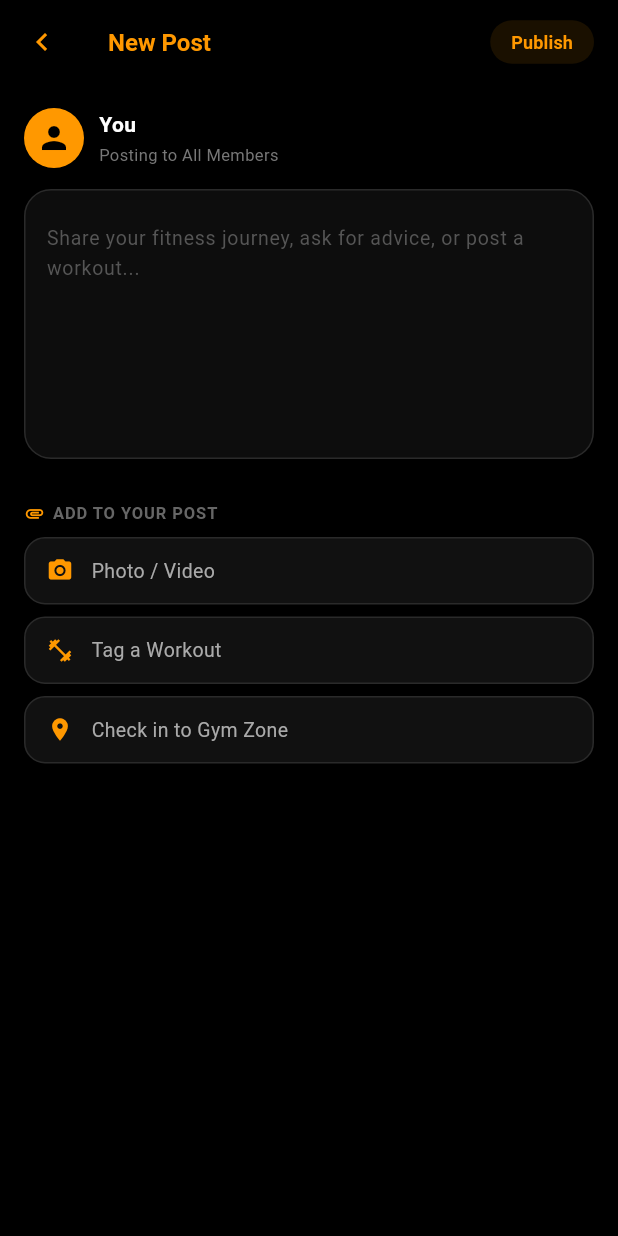
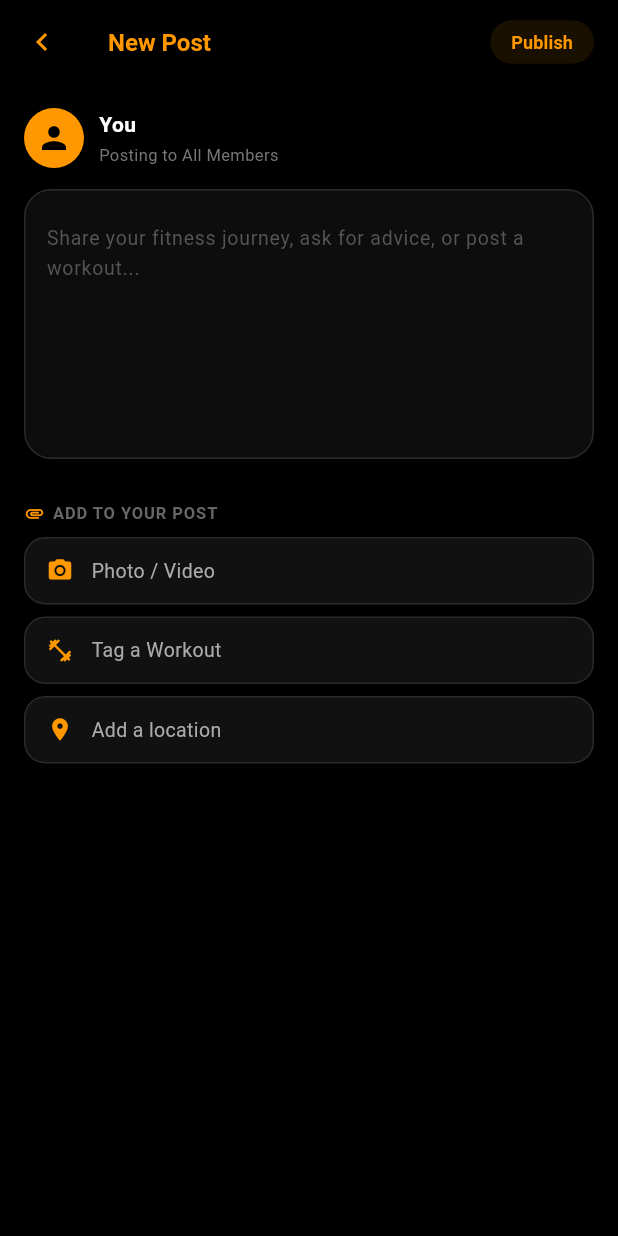
Before and after one commit to lum-study/X-FatHub, a Flutter app: the NewPostScreen screen opened directly, on a phone screen of 412 x 824 dp. Run offline on Flutter 3.47's test engine with Material 3 defaults, Android fonts, the light colour scheme and no system bars; our stand-ins replace connectivity_plus, flutter_dotenv, flutter_map, geocoding, geolocator, image_picker and 8 more; missing offline and left inert: flutter_background_service, workmanager; accounts and stored records are empty; network calls fail; statements that could not run were skipped.

Commit message:
Add tag location

```diff
--- a/lib/features/community/models/post_model.dart
+++ b/lib/features/community/models/post_model.dart
@@ -7,6 +7,9 @@ class PostModel {
   final String? mediaUrl;
   final String category;
   final DateTime createdAt;
+  final String? locationName;
+  final double? locationLat;
+  final double? locationLng;
 
   // Helper to split mediaUrl if multiple media exist
   List<String> get mediaUrls {
@@ -35,6 +38,9 @@ class PostModel {
     this.mediaUrl,
     this.category = 'All Posts',
     required this.createdAt,
+    this.locationName,
+    this.locationLat,
+    this.locationLng,
     this.authorName = 'User',
     this.likesCount = 0,
     this.commentsCount = 0,
@@ -66,6 +72,9 @@ class PostModel {
       createdAt: map['created_at'] != null
           ? DateTime.parse(map['created_at'])
           : DateTime.now(),
+      locationName: map['location_name'] as String?,
+      locationLat: (map['location_lat'] as num?)?.toDouble(),
+      locationLng: (map['location_lng'] as num?)?.toDouble(),
 
       // These fields might be joined from other tables in a real query
       authorName: map['profiles']?['name'] ?? 'User',
@@ -82,6 +91,9 @@ class PostModel {
       'content': content,
       'media_url': mediaUrl,
       'category': category,
+      'location_name': locationName,
+      'location_lat': locationLat,
+      'location_lng': locationLng,
     };
   }
 
@@ -92,6 +104,9 @@ class PostModel {
     String? mediaUrl,
     String? category,
     DateTime? createdAt,
+    String? locationName,
+    double? locationLat,
+    double? locationLng,
     String? authorName,
     int? likesCount,
     int? commentsCount,
@@ -105,6 +120,9 @@ class PostModel {
       mediaUrl: mediaUrl ?? this.mediaUrl,
       category: category ?? this.category,
       createdAt: createdAt ?? this.createdAt,
+      locationName: locationName ?? this.locationName,
+      locationLat: locationLat ?? this.locationLat,
+      locationLng: locationLng ?? this.locationLng,
       authorName: authorName ?? this.authorName,
       likesCount: likesCount ?? this.likesCount,
       commentsCount: commentsCount ?? this.commentsCount,
--- a/lib/features/community/providers/community_provider.dart
+++ b/lib/features/community/providers/community_provider.dart
@@ -31,9 +31,9 @@ class CommunityProvider extends ChangeNotifier {
     notifyListeners();
   }
 
-  Future<void> createPost(String content, {List<String>? mediaUrls, String? category}) async {
+  Future<void> createPost(String content, {List<String>? mediaUrls, String? category, String? locationName, double? locationLat, double? locationLng}) async {
     await _repository.createPost(
-        content, mediaUrls: mediaUrls, category: category);
+        content, mediaUrls: mediaUrls, category: category, locationName: locationName, locationLat: locationLat, locationLng: locationLng);
     notifyListeners();
   }
 
--- a/lib/features/community/repository/community_repository.dart
+++ b/lib/features/community/repository/community_repository.dart
@@ -133,7 +133,7 @@ class CommunityRepository {
     }
   }
 
-  Future<void> createPost(String content, {List<String>? mediaUrls, String? category}) async {
+  Future<void> createPost(String content, {List<String>? mediaUrls, String? category, String? locationName, double? locationLat, double? locationLng}) async {
     final userId = currentUserId;
     if (userId == null) return;
 
@@ -142,12 +142,17 @@ class CommunityRepository {
         ? mediaUrls.join(',')
         : null;
 
-    await _supabase.from('posts').insert({
+    final data = {
       'user_id': userId,
       'content': content,
       'media_url': joinedMediaUrls,
       'category': category ?? 'All Posts',
-    });
+      if (locationName != null) 'location_name': locationName,
+      if (locationLat != null) 'location_lat': locationLat,
+      if (locationLng != null) 'location_lng': locationLng,
+    };
+
+    await _supabase.from('posts').insert(data);
   }
 
   // --- DELETE POST ---
--- a/lib/features/community/views/new_post_screen.dart
+++ b/lib/features/community/views/new_post_screen.dart
@@ -6,6 +6,7 @@ import 'package:supabase_flutter/supabase_flutter.dart';
 
 import '../providers/community_provider.dart';
 import '../widgets/custom_video_player.dart';
+import 'map_picker_screen.dart';
 
 class NewPostScreen extends StatefulWidget {
   const NewPostScreen({super.key});
@@ -19,6 +20,11 @@ class _NewPostScreenState extends State<NewPostScreen> {
   bool _isPublishing = false;
   final ImagePicker _picker = ImagePicker();
   final List<File> _selectedFiles = [];
+
+  // Location variables
+  String? _selectedLocationName;
+  double? _selectedLat;
+  double? _selectedLng;
 
   @override
   void dispose() {
@@ -104,6 +110,9 @@ class _NewPostScreenState extends State<NewPostScreen> {
       await context.read<CommunityProvider>().createPost(
         content,
         mediaUrls: uploadedUrls,
+        locationName: _selectedLocationName,
+        locationLat: _selectedLat,
+        locationLng: _selectedLng,
       );
 
       if (mounted) {
@@ -331,14 +340,31 @@ class _NewPostScreenState extends State<NewPostScreen> {
             const SizedBox(height: 8),
             _buildToolRow(Icons.fitness_center, 'Tag a Workout'),
             const SizedBox(height: 8),
-            _buildToolRow(Icons.location_on, 'Check in to Gym Zone'),
+            GestureDetector(
+              onTap: () async {
+                final result = await Navigator.push(context, MaterialPageRoute(builder: (_) => const MapPickerScreen()));
+                if (result != null) {
+                  setState(() {
+                    _selectedLocationName = result['name'];
+                    _selectedLat = result['lat'];
+                    _selectedLng = result['lng'];
+                  });
+                }
+              },
+              child: _buildToolRow(
+                Icons.location_on,
+                _selectedLocationName ?? 'Add a location',
+                iconColor: Colors.orange,
+                textColor: _selectedLocationName != null ? Colors.orange : const Color(0xFFAAAAAA),
+              ),
+            ),
           ],
         ),
       ),
     );
   }
 
-  Widget _buildToolRow(IconData icon, String text) {
+  Widget _buildToolRow(IconData icon, String text, {Color iconColor = Colors.orange, Color textColor = const Color(0xFFAAAAAA)}) {
     return Container(
       padding: const EdgeInsets.symmetric(horizontal: 14, vertical: 12),
       decoration: BoxDecoration(
@@ -348,11 +374,15 @@ class _NewPostScreenState extends State<NewPostScreen> {
       ),
       child: Row(
         children: [
-          Icon(icon, color: Colors.orange, size: 18),
+          Icon(icon, color: iconColor, size: 18),
           const SizedBox(width: 12),
-          Text(
-            text,
-            style: const TextStyle(color: Color(0xFFAAAAAA), fontSize: 13),
+          Expanded(
+            child: Text(
+              text,
+              style: TextStyle(color: textColor, fontSize: 13),
+              maxLines: 1,
+              overflow: TextOverflow.ellipsis,
+            ),
           ),
         ],
       ),
```
Also changed, not shown: lib/features/community/views/comments_screen.dart (+54 -9 lines), lib/features/community/views/map_picker_screen.dart (added, +242 -0 lines), lib/features/community/widgets/post_card.dart (+44 -0 lines), pubspec.yaml (+4 -3 lines), pubspec.lock, 2 other files.
